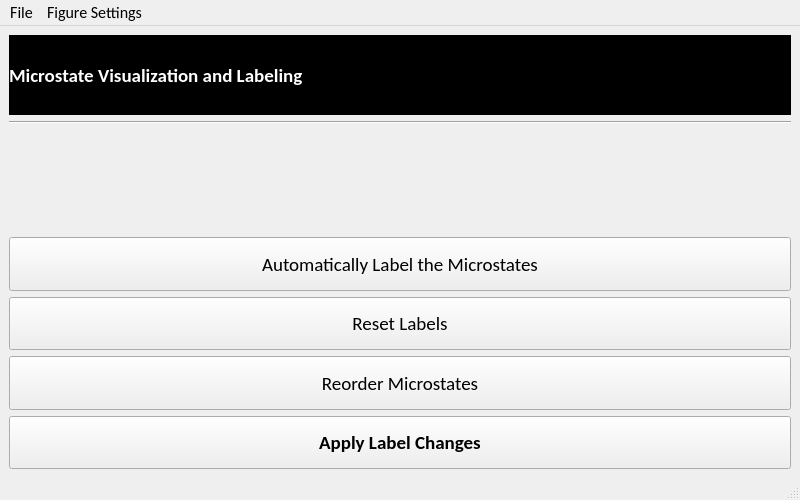
The window that EEG_COMET/ui/MicrostateVisualizationWindow.ui (eeg-comet/eeg-comet) describes before a commit, drawn with Qt 5.
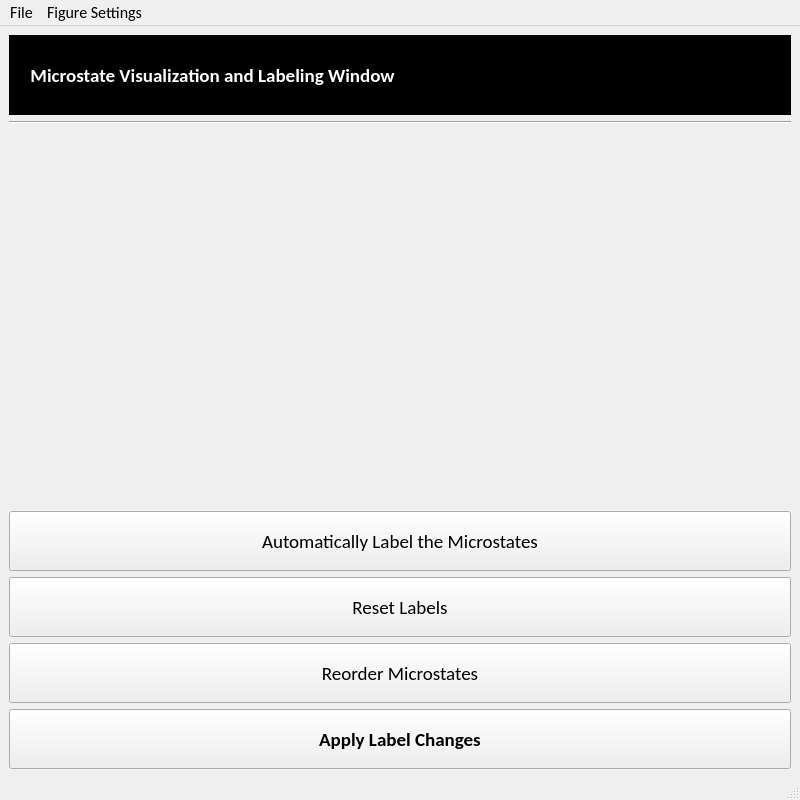
The same window after the commit.

What changed in the file:
```diff
--- a/EEG_COMET/ui/MicrostateVisualizationWindow.ui
+++ b/EEG_COMET/ui/MicrostateVisualizationWindow.ui
@@ -7,9 +7,15 @@
     <x>0</x>
     <y>0</y>
     <width>800</width>
-    <height>500</height>
+    <height>800</height>
    </rect>
   </property>
+  <property name="minimumSize">
+   <size>
+    <width>800</width>
+    <height>800</height>
+   </size>
+  </property>
   <property name="windowTitle">
    <string>MainWindow</string>
   </property>
@@ -48,7 +54,7 @@
 background-color: rgb(0, 0, 0);</string>
       </property>
       <property name="text">
-       <string>Microstate Visualization and Labeling</string>
+       <string>     Microstate Visualization and Labeling Window</string>
       </property>
      </widget>
     </item>
@@ -68,7 +74,7 @@
         <property name="minimumSize">
          <size>
           <width>0</width>
-          <height>40</height>
+          <height>30</height>
          </size>
         </property>
         <property name="maximumSize">
@@ -104,7 +110,7 @@
         <property name="minimumSize">
          <size>
           <width>0</width>
-          <height>40</height>
+          <height>30</height>
          </size>
         </property>
         <property name="maximumSize">
@@ -141,7 +147,7 @@
         <property name="minimumSize">
          <size>
           <width>0</width>
-          <height>40</height>
+          <height>30</height>
          </size>
         </property>
         <property name="maximumSize">
@@ -191,7 +197,7 @@
         <property name="minimumSize">
          <size>
           <width>0</width>
-          <height>40</height>
+          <height>30</height>
          </size>
         </property>
         <property name="maximumSize">
```
